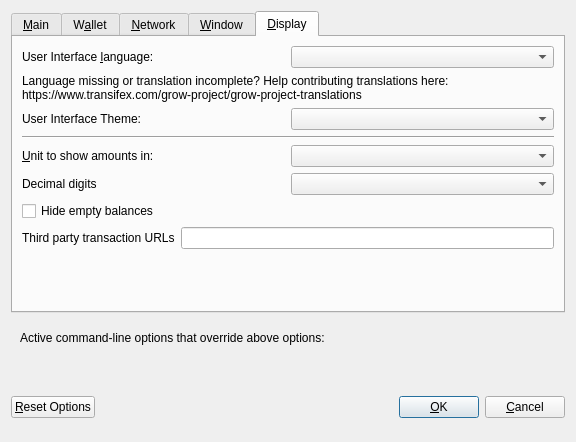
Above: src/qt/forms/optionsdialog.ui from nashanas/Grow before the change. Below: the same form after it.
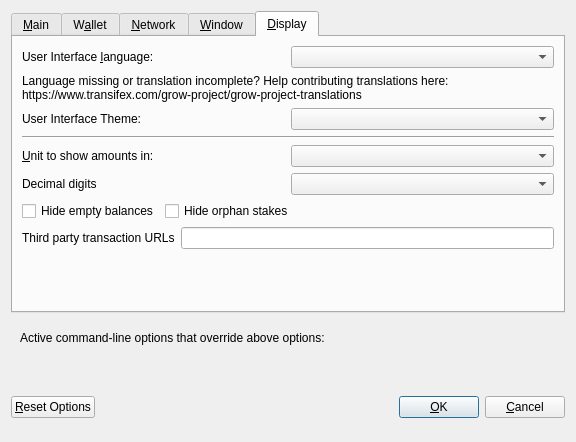
That is the form after the change. The open tabs and pages were chosen to show the change. Custom widgets are drawn as their Qt base class.

```diff
--- a/src/qt/forms/optionsdialog.ui
+++ b/src/qt/forms/optionsdialog.ui
@@ -521,7 +521,7 @@
         </widget>
        </item>
        <item>
-        <layout class="QHBoxLayout" name="horizontalLayout_4_Display" stretch="0,0">
+        <layout class="QHBoxLayout" name="horizontalLayout_2_Display" stretch="0,0">
          <item>
           <widget class="QLabel" name="themeLabel">
            <property name="text">
@@ -542,7 +542,7 @@
         </widget>
        </item>
        <item>
-        <layout class="QHBoxLayout" name="horizontalLayout_2_Display">
+        <layout class="QHBoxLayout" name="horizontalLayout_3_Display">
          <item>
           <widget class="QLabel" name="unitLabel">
            <property name="text">
@@ -566,7 +566,7 @@
         </layout>
        </item>
        <item>
-        <layout class="QHBoxLayout" name="horizontalLayout_5_Display">
+        <layout class="QHBoxLayout" name="horizontalLayout_4_Display">
          <item>
           <widget class="QLabel" name="digitsLabel">
            <property name="text">
@@ -580,6 +580,8 @@
         </layout>
        </item>
        <item>
+        <layout class="QHBoxLayout" name="horizontalLayout_5_Display">
+         <item>
         <widget class="QCheckBox" name="checkBoxHideZeroBalances">
          <property name="toolTip">
           <string>Hide empty balances</string>
@@ -593,7 +595,32 @@
         </widget>
        </item>
        <item>
-        <layout class="QHBoxLayout" name="horizontalLayout_3_Display">
+          <widget class="QCheckBox" name="checkBoxHideOrphans">
+           <property name="toolTip">
+            <string>Hide orphan stakes in transaction lists</string>
+           </property>
+           <property name="text">
+            <string>Hide orphan stakes</string>
+           </property>
+          </widget>
+         </item>
+         <item>
+          <spacer name="horizontalSpacer">
+           <property name="orientation">
+            <enum>Qt::Horizontal</enum>
+           </property>
+           <property name="sizeHint" stdset="0">
+            <size>
+             <width>40</width>
+             <height>20</height>
+            </size>
+           </property>
+          </spacer>
+         </item>
+        </layout>
+       </item>
+       <item>
+        <layout class="QHBoxLayout" name="horizontalLayout_6_Display">
          <item>
           <widget class="QLabel" name="thirdPartyTxUrlsLabel">
            <property name="toolTip">
```
Left out of the diff: 19 changed lines with no effect on the pictures. Lines whose indentation alone changed are shown as unchanged.
